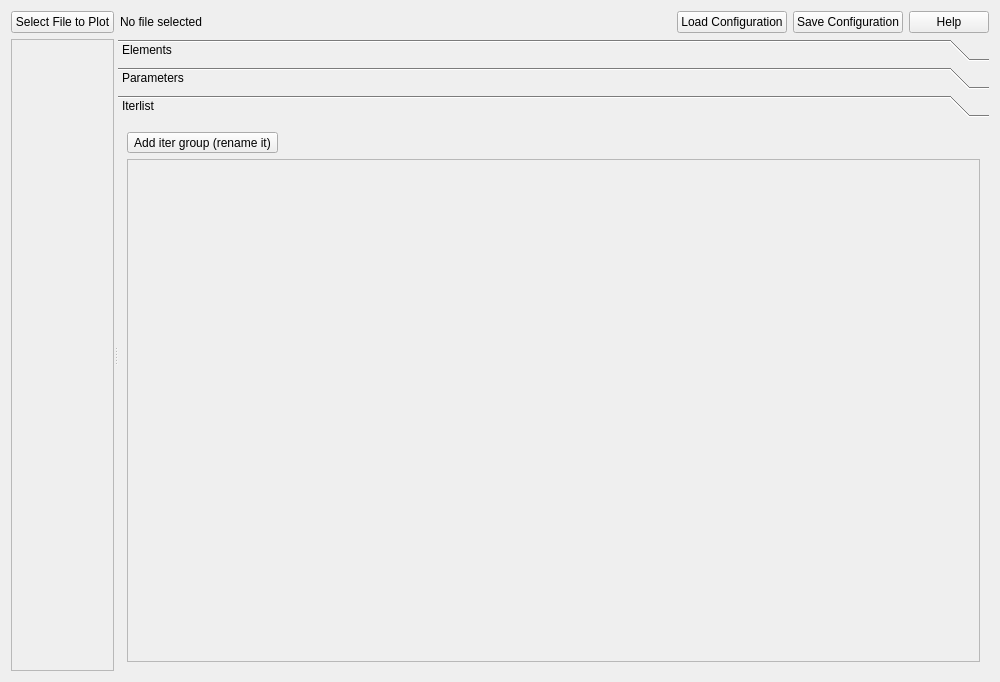
Before: the Qt Designer form plot.ui in EK023/GUI_for_ZEEMAN, drawn with Qt 5.
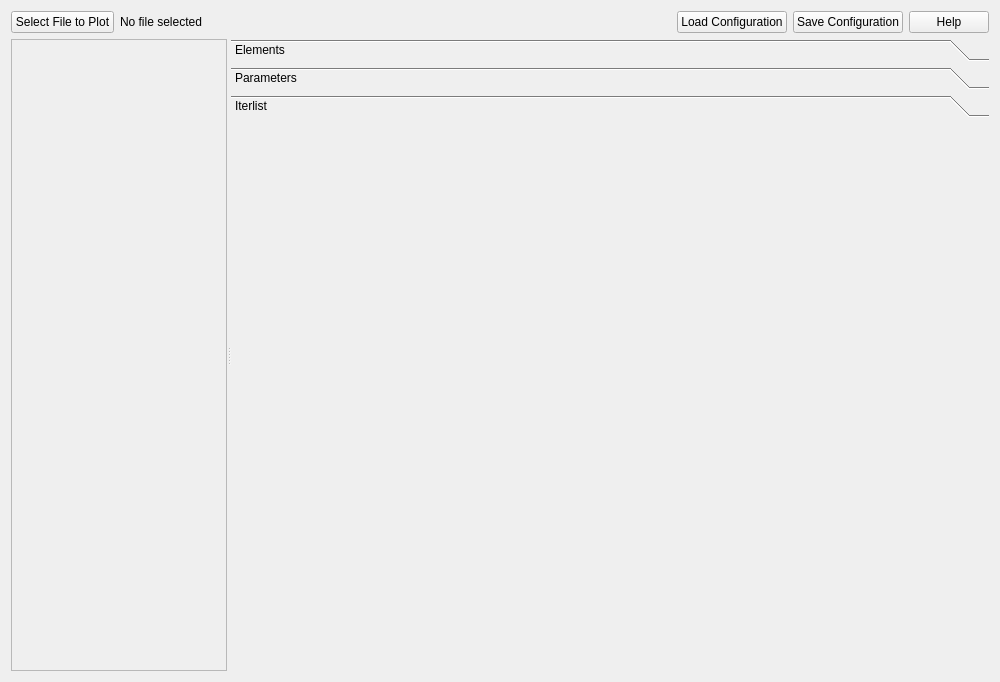
After: the same form once the commit is applied. The open tabs and pages were chosen to show the change.

Commit message: Added a listbuilder and implemented selecting multiple lists for iterlist. Added back contpoly

The edit to the form file:
```diff
--- a/plot.ui
+++ b/plot.ui
@@ -172,33 +172,8 @@
        <attribute name="label">
         <string>Iterlist</string>
        </attribute>
-       <layout class="QVBoxLayout" name="iterLayout">
-                <item>
-      <widget class="QToolButton" name="addIterGroup">
-       <property name="text">
-        <string>Add iter group (rename it)</string>
-       </property>
-      </widget>
-     </item>
-               <item>
-                <widget class="QScrollArea" name="iterList">
-                 <property name="widgetResizable">
-                  <bool>true</bool>
-                 </property>
-                 <widget class="QWidget" name="iterContents">
-                  <property name="geometry">
-                   <rect>
-                    <x>0</x>
-                    <y>0</y>
-                    <width>905</width>
-                    <height>183</height>
-                   </rect>
-                  </property>
-                  <layout class="QVBoxLayout" name="iterInnerLayout"/>
-                 </widget>
-                </widget>
-               </item>
-              </layout>
+       <layout class="QVBoxLayout" name="iterLayout"/>
+
       </widget>
      </widget>
         </item>
```
The commit also changes 7 other files.
